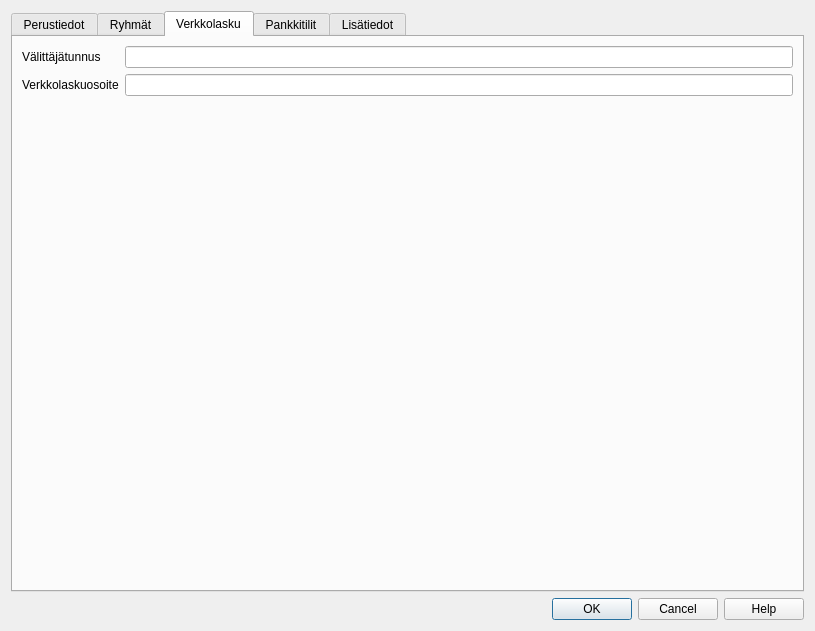
artoh/kitupiikki, file kitsas/rekisteri/asiakastoimittajadlg.ui: the form before one commit.
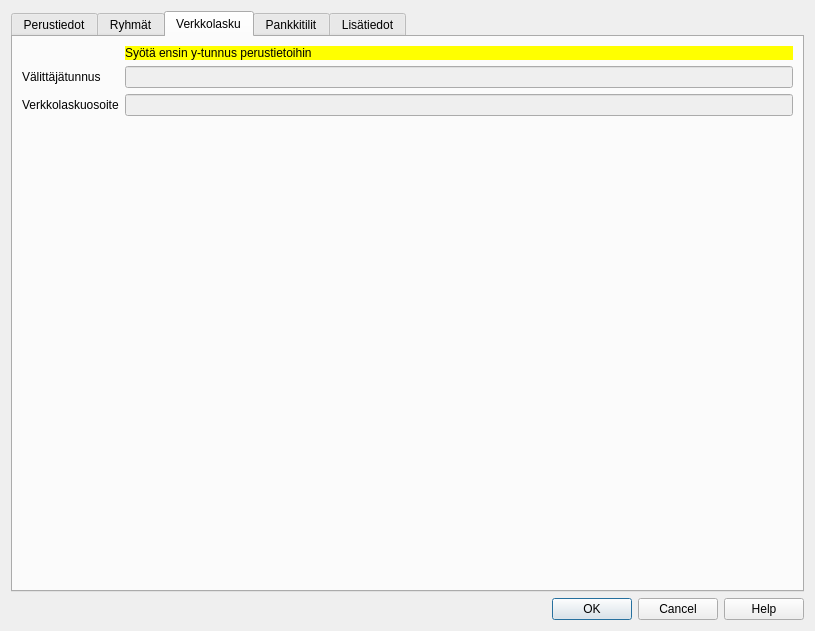
The form after the commit. The open tabs and pages were chosen to show the change. Icons and pictures are not drawn. Custom widgets are drawn as their Qt base class.

Commit message: RC6F Verkkolaskuvälilehti enabloitu

Patch:
```diff
--- a/kitsas/rekisteri/asiakastoimittajadlg.ui
+++ b/kitsas/rekisteri/asiakastoimittajadlg.ui
@@ -220,7 +220,7 @@
        <string>Verkkolasku</string>
       </attribute>
       <layout class="QFormLayout" name="formLayout_2">
-       <item row="0" column="0">
+       <item row="1" column="0">
         <widget class="QLabel" name="valittajaLabel">
          <property name="text">
           <string>Välittäjätunnus</string>
@@ -230,10 +230,14 @@
          </property>
         </widget>
        </item>
-       <item row="0" column="1">
-        <widget class="QLineEdit" name="valittajaEdit"/>
+       <item row="1" column="1">
+        <widget class="QLineEdit" name="valittajaEdit">
+         <property name="enabled">
+          <bool>false</bool>
+         </property>
+        </widget>
        </item>
-       <item row="1" column="0">
+       <item row="2" column="0">
         <widget class="QLabel" name="ovtLabel">
          <property name="text">
           <string>Verkkolaskuosoite</string>
@@ -243,10 +247,14 @@
          </property>
         </widget>
        </item>
-       <item row="1" column="1">
-        <widget class="QLineEdit" name="ovtEdit"/>
-       </item>
        <item row="2" column="1">
+        <widget class="QLineEdit" name="ovtEdit">
+         <property name="enabled">
+          <bool>false</bool>
+         </property>
+        </widget>
+       </item>
+       <item row="3" column="1">
         <spacer name="verticalSpacer_2">
          <property name="orientation">
           <enum>Qt::Vertical</enum>
@@ -259,6 +267,16 @@
          </property>
         </spacer>
        </item>
+       <item row="0" column="1">
+        <widget class="QLabel" name="yensinOhjeLabel">
+         <property name="styleSheet">
+          <string notr="true">background-color: rgb(255, 255, 0);</string>
+         </property>
+         <property name="text">
+          <string>Syötä ensin y-tunnus perustietoihin</string>
+         </property>
+        </widget>
+       </item>
       </layout>
      </widget>
      <widget class="QWidget" name="tab_4">
```
The commit also changes 2 other files.
